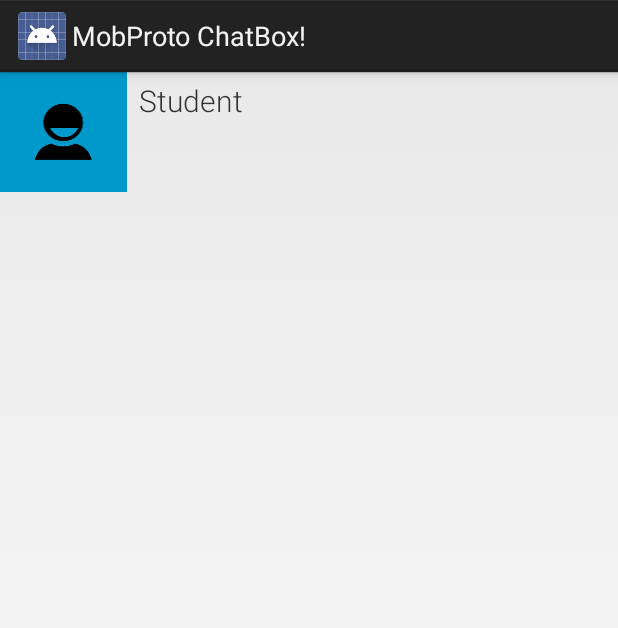
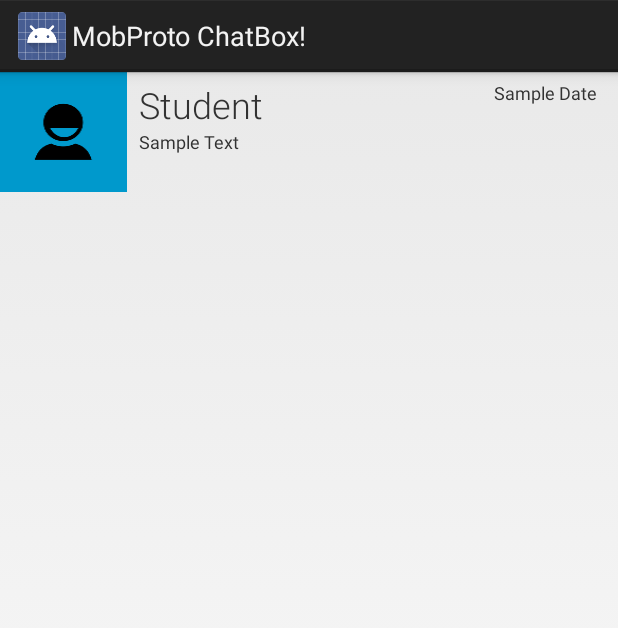
Before and after one commit to MobileProto2014/Android-Lab-2, an Android app: the layout chatitem_main.xml on its own in the app's theme, with its tools: preview values and no code run, on a phone screen of 412 x 824 dp. Shown: the top 628 px of the screen. Run offline under Robolectric (Android 15) with nearby library versions, the phone set to English and light mode, and no system bars.

Commit message:
Layout for single item chat

```diff
--- a/chatbox/src/main/res/layout/chatitem_main.xml
+++ b/chatbox/src/main/res/layout/chatitem_main.xml
@@ -3,6 +3,7 @@
     android:layout_width="fill_parent"
     android:layout_height="wrap_content"
     android:orientation="horizontal">
+
     <RelativeLayout
         android:layout_weight=".20"
         android:layout_width="0dp"
@@ -17,6 +18,7 @@
             android:padding="@dimen/item_profile_border"
             android:background="@drawable/item_default_profile"/>
     </RelativeLayout>
+
     <RelativeLayout
         android:layout_width="0dp"
         android:layout_weight=".75"
@@ -29,6 +31,25 @@
             android:fontFamily="sans-serif-light"
             android:text="@string/item_default_name"
             android:textSize="@dimen/item_profile_name"/>
+        <TextView
+            android:id="@+id/item_chat_body"
+            android:layout_width="wrap_content"
+            android:layout_height="wrap_content"
+            android:layout_below="@id/item_profile_name"
+            android:textSize = "@dimen/item_chat_body"
+            android:layout_alignParentLeft="true"
+            android:layout_alignParentRight="true"
+            android:text="Sample Text"
+            />
+        <TextView
+            android:id="@+id/item_chat_time"
+            android:layout_width="wrap_content"
+            android:layout_height="wrap_content"
+            android:layout_alignTop="@id/item_profile_name"
+            android:layout_marginRight="@dimen/item_time_right"
+            android:layout_alignParentRight="true"
+            android:textSize="@dimen/item_chat_time"
+            android:text="Sample Date"/>
     </RelativeLayout>
 
 </LinearLayout>
--- a/chatbox/src/main/res/values/dimens.xml
+++ b/chatbox/src/main/res/values/dimens.xml
@@ -8,7 +8,11 @@
     <dimen name = "item_name_top">5dp</dimen>
     <dimen name = "item_profile_border">1dp</dimen>
     <dimen name = "item_profile_right">8dp</dimen>
-    <dimen name = "item_profile_name">20sp</dimen>
+    <dimen name = "item_time_right">14dp</dimen>
+
     <!-- Text Sizes -->
+    <dimen name = "item_profile_name">24sp</dimen>
+    <dimen name = "item_chat_body">12sp</dimen>
+    <dimen name = "item_chat_time">12sp</dimen>
 
 </resources>
```
